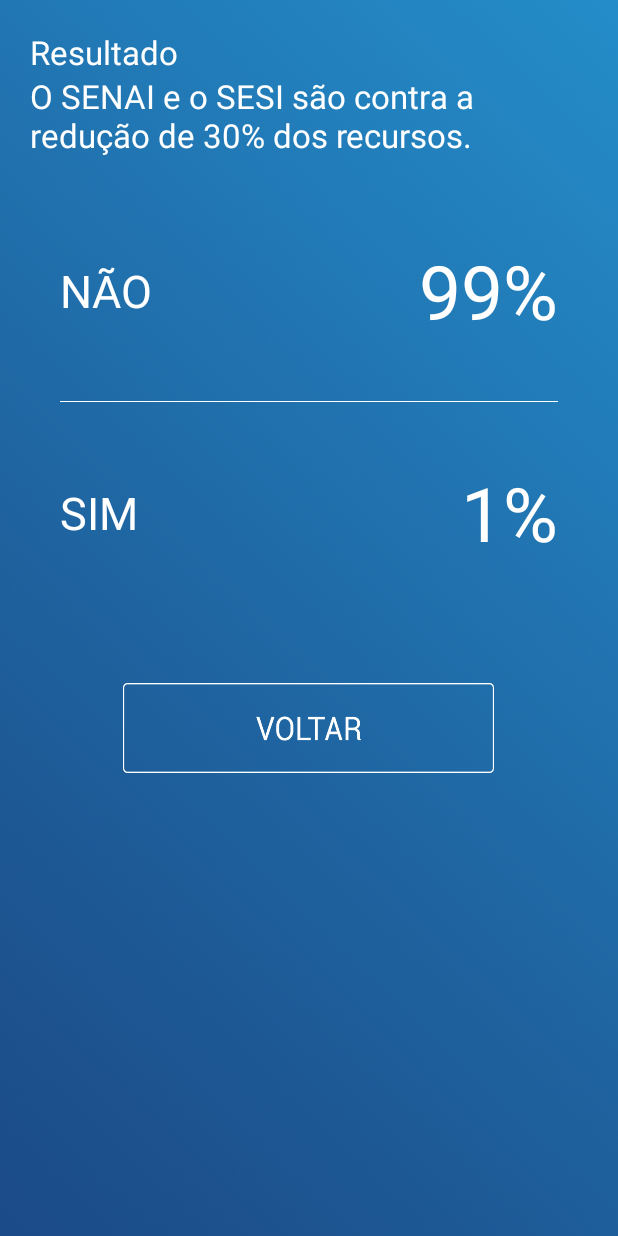
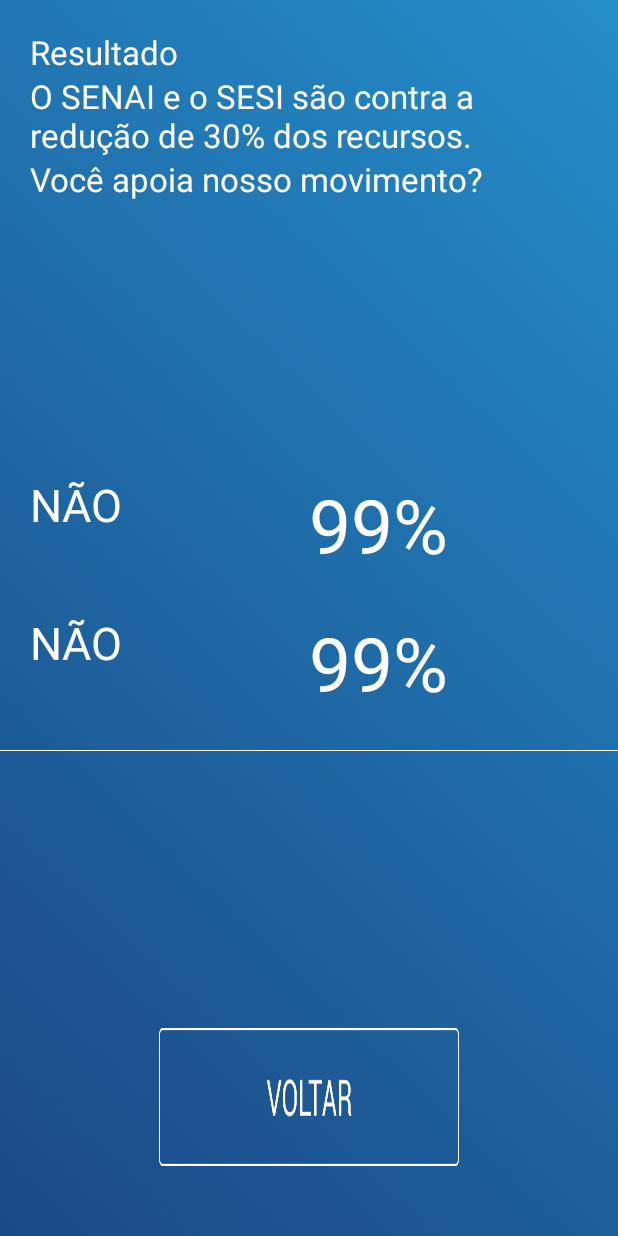
Before and after one commit to MrMenezes/Enquete, an Android app: the layout resultado.xml on its own in the app's theme, with its tools: preview values and no code run, on a phone screen of 412 x 824 dp. Run offline under Robolectric (Android 15) with nearby library versions, the phone set to English and light mode, and no system bars.

Commit message:
Layout SemiFinaliado

```diff
--- a/app/src/main/res/layout/resultado.xml
+++ b/app/src/main/res/layout/resultado.xml
@@ -1,15 +1,17 @@
 <?xml version="1.0" encoding="utf-8"?>
 <TableLayout xmlns:android="http://schemas.android.com/apk/res/android"
     android:id="@+id/layout"
-    android:layout_width="match_parent"
+    android:layout_width="fill_parent"
     android:layout_height="fill_parent"
     android:background="@drawable/background"
     android:stretchColumns="1">
+
     <LinearLayout android:id="@+id/linearLayout5"
         android:orientation="vertical"
-        android:layout_margin="20dp"
         android:layout_width="fill_parent"
-        android:layout_height="fill_parent">
+        android:layout_height="0dip"
+        android:layout_weight="0.06"
+        android:layout_margin="20dp">
         <TextView
             android:id="@+id/textView1"
             android:fontFamily="Roboto"
@@ -27,78 +29,106 @@
             android:text="@string/reducaoRecursos"
             android:textAppearance="?android:attr/textAppearanceLarge"
             android:textColor="#ffffff" />
-        <LinearLayout
-            android:orientation="vertical"
+        <TextView
+            android:id="@+id/textView3"
+            android:fontFamily="Roboto"
+            android:layout_width="wrap_content"
+            android:layout_height="wrap_content"
+            android:text="@string/apoia"
+            android:textAppearance="?android:attr/textAppearanceLarge"
+            android:textColor="#ffffff" />
+    </LinearLayout>
+    <LinearLayout android:id="@+id/linearLayout1"
         android:layout_width="fill_parent"
+        android:layout_height="0dip"
+        android:layout_weight="0.02"
         android:layout_marginLeft="20dp"
-            android:layout_marginRight="20dp"
-            android:layout_marginTop="55dp"
-            android:layout_marginBottom="80dp"
-             android:layout_height="wrap_content" >
-        <RelativeLayout android:id="@+id/linearLayout1"
-            android:layout_width="fill_parent"
-            android:layout_height="wrap_content">
-
+        android:layout_marginRight="20dp">
         <TextView
+            android:layout_gravity="center"
+            android:layout_weight="2"
             android:fontFamily="Roboto"
             android:textSize="30dp"
             android:id="@+id/textNao"
             android:layout_alignParentLeft="true"
             android:textColor="#ffffff"
             android:text="@string/nao"
-                android:layout_width="wrap_content"
-                android:layout_height="wrap_content"
+            android:layout_width="fill_parent"
+            android:layout_height="fill_parent"
             android:layout_centerVertical="true"></TextView>
 
         <TextView
+            android:layout_gravity="center"
+            android:layout_weight="2"
             android:fontFamily="Roboto"
             android:textSize="50dp"
             android:layout_alignParentRight="true"
             android:id="@+id/textQuantNao"
             android:textColor="#ffffff"
             android:text="99%"
-                android:layout_width="wrap_content"
-                android:layout_height="wrap_content"></TextView>
-        </RelativeLayout>
-
-        <View
             android:layout_width="fill_parent"
-            android:layout_height="1px"
-            android:layout_marginTop="40dp"
-            android:layout_marginBottom="40dp"
-            android:background="#ffffff" />
-
-        <RelativeLayout android:id="@+id/linearLayout6"
+            android:layout_height="fill_parent"></TextView>
+    </LinearLayout>
+    <LinearLayout android:id="@+id/linearLayout11"
         android:layout_width="fill_parent"
         android:layout_height="0dip"
-            android:layout_weight="0.2">
+        android:layout_weight="0.02"
+        android:layout_marginLeft="20dp"
+        android:layout_marginRight="20dp">
         <TextView
+            android:layout_gravity="center"
+            android:layout_weight="2"
             android:fontFamily="Roboto"
             android:textSize="30dp"
             android:id="@+id/textSim"
             android:layout_alignParentLeft="true"
             android:textColor="#ffffff"
-                android:text="@string/sim"
-                android:layout_width="wrap_content"
-                android:layout_height="wrap_content"
+            android:text="@string/nao"
+            android:layout_width="fill_parent"
+            android:layout_height="fill_parent"
             android:layout_centerVertical="true"></TextView>
 
         <TextView
+            android:layout_gravity="center"
+            android:layout_weight="2"
             android:fontFamily="Roboto"
             android:textSize="50dp"
+            android:layout_alignParentRight="true"
             android:id="@+id/textQuantSim"
-                android:layout_alignParentRight="true"
             android:textColor="#ffffff"
-                android:text="1%"
-                android:layout_width="wrap_content"
-                android:layout_height="wrap_content"></TextView>
-        </RelativeLayout>
+            android:text="99%"
+            android:layout_width="fill_parent"
+            android:layout_height="fill_parent"></TextView>
     </LinearLayout>
+    <View
+        android:layout_width="fill_parent"
+        android:layout_height="1px"
+        android:background="#ffffff" />
+    <LinearLayout android:id="@+id/linearLayout2"
+        android:layout_width="fill_parent"
+        android:layout_height="0dip"
+        android:orientation="vertical"
+        android:layout_weight="0.04"/>
+    <LinearLayout android:id="@+id/linearLayout3"
+        android:layout_width="fill_parent"
+        android:layout_height="0dip"
+        android:orientation="vertical"
+        android:layout_weight="0.02">
         <Button
             android:id="@+id/buttonVolt"
-            android:background="@drawable/bt_voltar"
-            android:layout_gravity="center|bottom"
-            android:layout_width="247dp"
-            android:layout_height="60dp"></Button>
+            android:layout_weight="1"
+            android:layout_gravity="center"
+            android:layout_width="200dp"
+            android:layout_height="fill_parent"
+            android:background="@drawable/bt_voltar"/>
+
+
     </LinearLayout>
+    <View
+        android:layout_width="fill_parent"
+        android:layout_height="0dp"
+        android:layout_weight="0.01"
+        android:visibility="invisible"/>
+
+
 </TableLayout>
```
Lines whose indentation alone changed are shown as unchanged.
